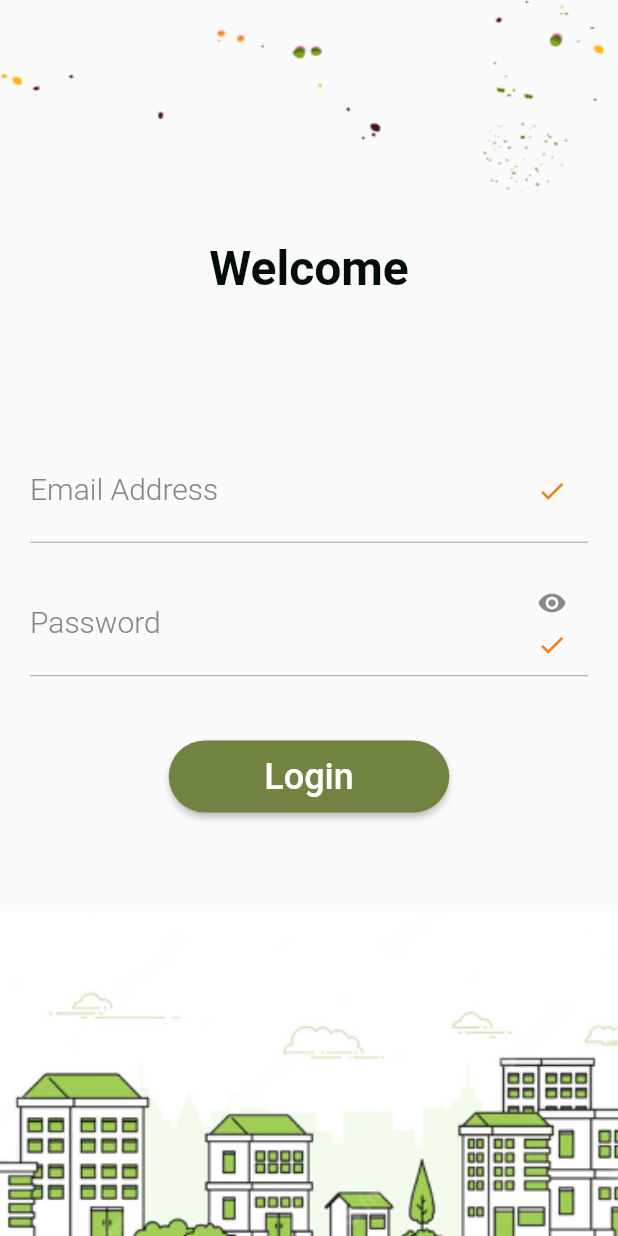
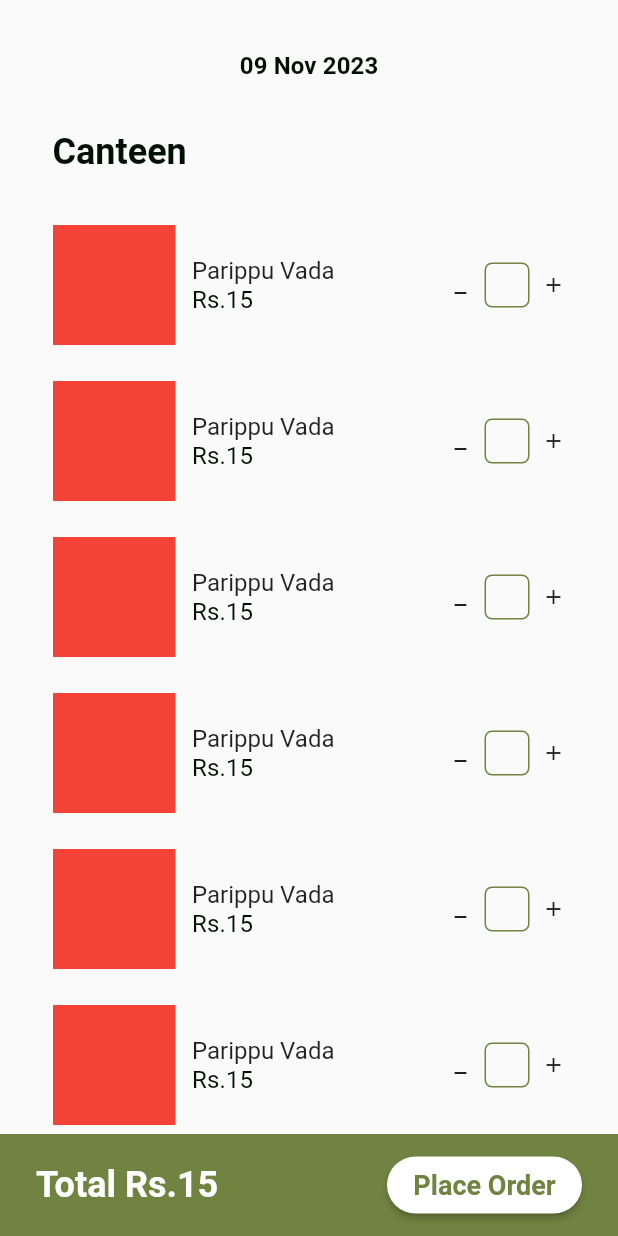
Before and after one commit to SanjaySanil/e_canteen, a Flutter app: the screen it shows after launch, after a tap on "Login", on a phone screen of 412 x 824 dp. Run offline on Flutter 3.47's test engine with Material 2 defaults, Android fonts, the phone set to English and light mode, and no system bars; our stand-ins replace get.

Commit message:
product_screen_ctd

```diff
--- a/lib/app_routes/app_routes.dart
+++ b/lib/app_routes/app_routes.dart
@@ -1,12 +1,18 @@
 import 'package:e_canteen/views/pages/login_screen/login_screen.dart';
+import 'package:e_canteen/views/pages/product_screen/product_screen.dart';
 import 'package:get/get.dart';
 
 class AppRoutes {
   static const  String loginScreen="/";
+  static const  String productsScreen="/products";
   static final routes = [
     GetPage(
       name: loginScreen,
       page: () => LoginScreen(),
     ),
+    GetPage(
+      name: productsScreen,
+      page: () => ProductsScreen(),
+    ),
   ];
 }
--- a/lib/consts/text_const.dart
+++ b/lib/consts/text_const.dart
@@ -6,4 +6,5 @@ class AppTextConst {
   static const String login = "Login";
   static const String total = "Total";
   static const String canteen = "Canteen";
+  static const String placeOrder = "Place Order";
 }
--- a/lib/views/pages/login_screen/login_screen.dart
+++ b/lib/views/pages/login_screen/login_screen.dart
@@ -27,6 +27,7 @@ class LoginScreen extends StatelessWidget {
               children: [
                 LoginHeader(),
                 LoginForm(),
+
               ],
             ),
           ),
--- a/lib/views/pages/login_screen/widgets/login_form.dart
+++ b/lib/views/pages/login_screen/widgets/login_form.dart
@@ -1,9 +1,11 @@
+import 'package:e_canteen/app_routes/app_routes.dart';
 import 'package:e_canteen/consts/color_const.dart';
 import 'package:e_canteen/consts/size_const.dart';
 import 'package:e_canteen/consts/text_const.dart';
 import 'package:e_canteen/views/widgets/custom_elevated_button.dart';
 import 'package:e_canteen/views/widgets/custom_text_form_field.dart';
 import 'package:flutter/material.dart';
+import 'package:get/get.dart';
 
 class LoginForm extends StatelessWidget {
   const LoginForm({Key? key}) : super(key: key);
@@ -52,7 +54,9 @@ class LoginForm extends StatelessWidget {
             ),
             const SizedBox(height: 43.0),
             CustomElevatedButton(
-              onPressed: () {},
+              onPressed: () {
+                Get.toNamed(AppRoutes.productsScreen);
+              },
               width: 187.0,
               height: 48.0,
               backgroundColor: AppColors.tealGreen,
--- /dev/null
+++ b/lib/views/pages/product_screen/product_screen.dart
@@ -0,0 +1,23 @@
+import 'package:e_canteen/views/pages/product_screen/widgets/header.dart';
+import 'package:e_canteen/views/pages/product_screen/widgets/place_order_section.dart';
+import 'package:e_canteen/views/pages/product_screen/widgets/products_section.dart';
+import 'package:flutter/material.dart';
+
+class ProductsScreen extends StatelessWidget {
+  const ProductsScreen({Key? key}) : super(key: key);
+
+  @override
+  Widget build(BuildContext context) {
+    return const Scaffold(
+      body: SafeArea(
+        child: Column(
+          children: [
+            ProductsHeader(),
+           ProductsSection(),
+           PlaceOrderSection(),
+          ],
+        ),
+      ),
+    );
+  }
+}
--- /dev/null
+++ b/lib/views/pages/product_screen/widgets/header.dart
@@ -0,0 +1,32 @@
+import 'package:e_canteen/consts/text_const.dart';
+import 'package:flutter/material.dart';
+
+
+class ProductsHeader extends StatelessWidget {
+  const ProductsHeader({Key? key}) : super(key: key);
+
+  @override
+  Widget build(BuildContext context) {
+    return  Padding(
+      padding: const EdgeInsets.only(left:35.0,right:35.0,top:34),
+      child: Column(
+        crossAxisAlignment:CrossAxisAlignment.start,
+        children: [
+          Center(
+            child: Text(
+              "09 Nov 2023",
+              style: Theme.of(context).textTheme.titleSmall!.copyWith(
+                fontWeight: FontWeight.w700,
+              ),
+            ),
+          ),
+          const SizedBox(height: 34.0),
+          Text(
+            AppTextConst.canteen,
+            style: Theme.of(context).textTheme.titleMedium,
+          ),
+        ],
+      ),
+    );
+  }
+}
--- /dev/null
+++ b/lib/views/pages/product_screen/widgets/place_order_section.dart
@@ -0,0 +1,47 @@
+import 'package:e_canteen/consts/color_const.dart';
+import 'package:e_canteen/consts/text_const.dart';
+import 'package:e_canteen/views/widgets/custom_elevated_button.dart';
+import 'package:flutter/material.dart';
+
+class PlaceOrderSection extends StatelessWidget {
+  const PlaceOrderSection({Key? key}) : super(key: key);
+
+  @override
+  Widget build(BuildContext context) {
+    return Container(
+      padding: const EdgeInsets.only(
+        left: 24.0,
+        right: 24.0,
+      ),
+      decoration: const BoxDecoration(
+        color: AppColors.tealGreen,
+      ),
+      height: 68.0,
+      width: MediaQuery.sizeOf(context).width,
+      child: Row(
+        mainAxisAlignment: MainAxisAlignment.spaceBetween,
+        children: [
+          Text(
+            "Total Rs.15",
+            style: Theme.of(context).textTheme.titleMedium!.copyWith(
+                  color: AppColors.white,
+                ),
+          ),
+          CustomElevatedButton(
+              onPressed: () {},
+              shape:const  StadiumBorder(),
+              width: 130.0,
+              height: 38.0,
+              backgroundColor: Colors.white,
+              child: Text(
+                AppTextConst.placeOrder,
+                style: Theme.of(context)
+                    .textTheme
+                    .titleMedium!
+                    .copyWith(color: AppColors.tealGreen, fontSize: 18),
+              )),
+        ],
+      ),
+    );
+  }
+}
--- /dev/null
+++ b/lib/views/pages/product_screen/widgets/products_section.dart
@@ -0,0 +1,97 @@
+import 'package:e_canteen/consts/color_const.dart';
+import 'package:flutter/material.dart';
+
+class ProductsSection extends StatelessWidget {
+  const ProductsSection({Key? key}) : super(key: key);
+
+  @override
+  Widget build(BuildContext context) {
+    return Expanded(
+      child: Padding(
+        padding: const EdgeInsets.only(
+          top: 35.0,
+          left: 35.0,
+          right: 35.0,
+        ),
+        child: ListView.builder(
+          itemBuilder: (context, index) => const ProductsCard(),
+          itemCount: 10,
+          shrinkWrap: true,
+        ),
+      ),
+    );
+  }
+}
+
+class ProductsCard extends StatelessWidget {
+  const ProductsCard({Key? key}) : super(key: key);
+
+  @override
+  Widget build(BuildContext context) {
+    final style = Theme.of(context).textTheme.titleSmall;
+    return Container(
+      margin: const EdgeInsets.only(bottom: 24.0),
+      height: 80.0,
+      width: MediaQuery.sizeOf(context).width,
+      child: Row(
+        mainAxisAlignment: MainAxisAlignment.spaceBetween,
+        children: [
+          Row(
+            children: [
+              Container(
+                width: 82.0,
+                height: 80.0,
+                color: Colors.red,
+              ),
+              const SizedBox(width: 11.0),
+              Column(
+                mainAxisAlignment: MainAxisAlignment.center,
+                crossAxisAlignment: CrossAxisAlignment.start,
+                children: [
+                  const Text(
+                    "Parippu Vada",
+                    style: TextStyle(
+                      fontSize: 16,
+                      fontWeight: FontWeight.w400,
+                      overflow:TextOverflow.ellipsis,
+                    ),
+                  ),
+                  Text(
+                    "Rs.15",
+                    style: style,
+                  ),
+                ],
+              )
+            ],
+          ),
+          Row(
+            children: [
+              InkWell(
+                  onTap: () {},
+                  child: const Icon(
+                    Icons.minimize_sharp,
+                    size: 16.0,
+                  )),
+              Container(
+                margin: const EdgeInsets.only(left: 8, right: 8),
+                width: 30.0,
+                height: 30.0,
+                decoration: BoxDecoration(
+                  border: Border.all(color: AppColors.tealGreen, width: 1),
+                  borderRadius: BorderRadius.circular(5),
+                ),
+                child: const Text(""),
+              ),
+              InkWell(
+                  onTap: () {},
+                  child: const Icon(
+                    Icons.add,
+                    size: 16.0,
+                  )),
+            ],
+          )
+        ],
+      ),
+    );
+  }
+}
```
